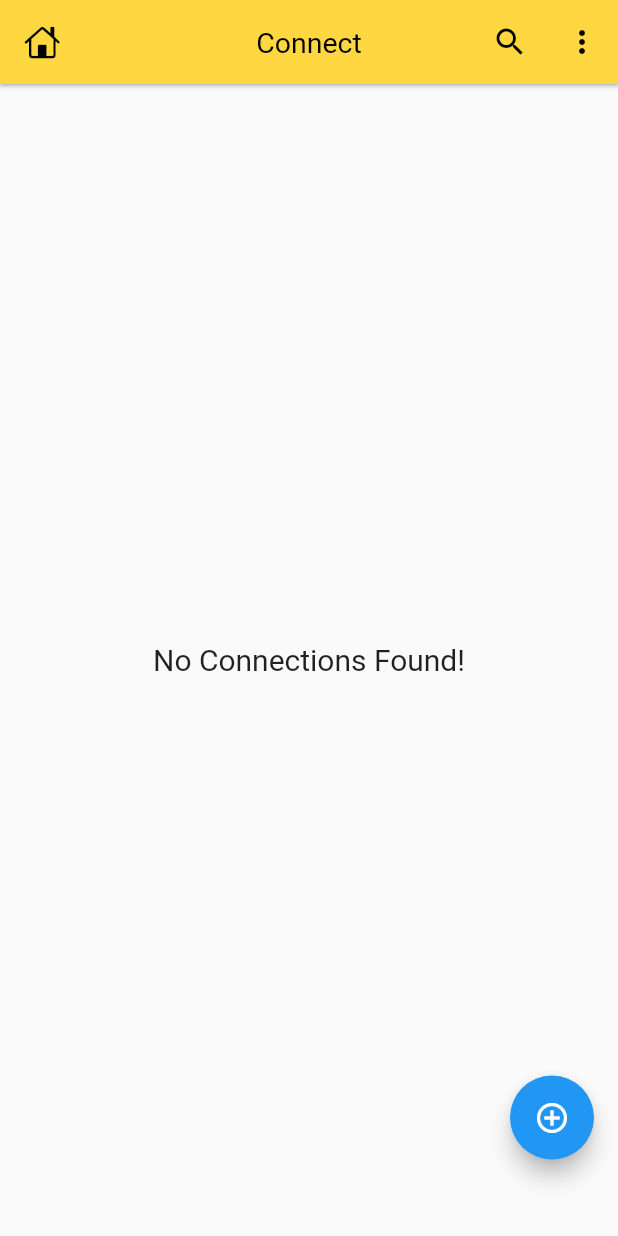
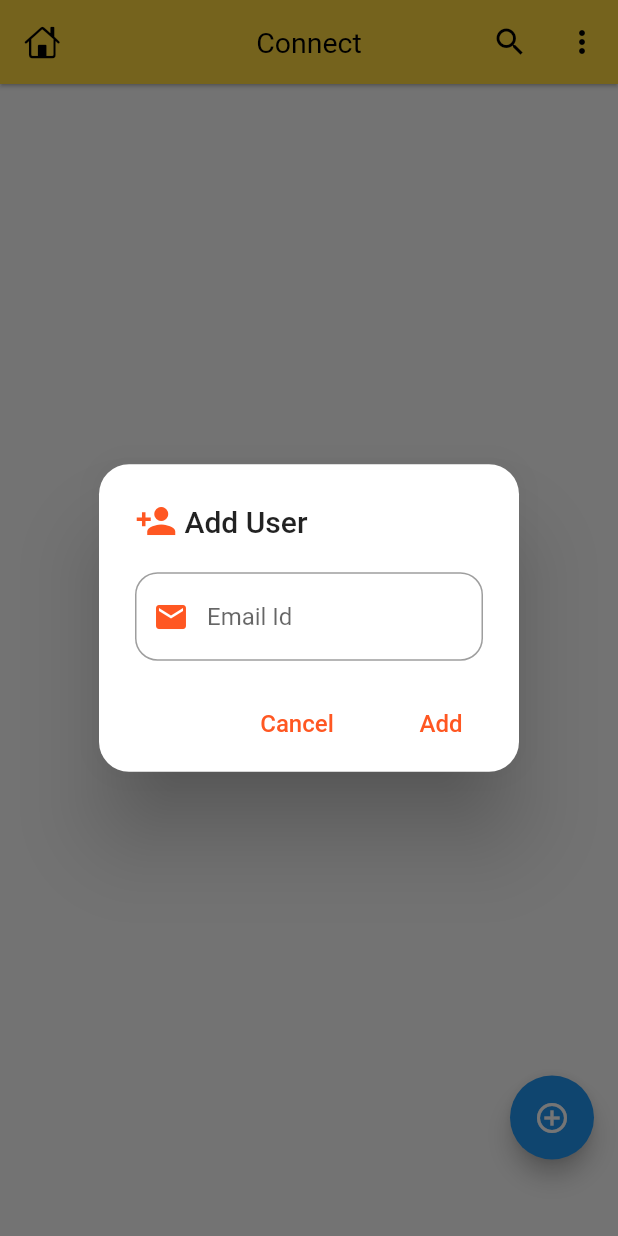
Before and after one commit to hacker20028/Connect, a Flutter app: the HomeScreen screen opened directly, after a tap on the "add circle outline" icon, on a phone screen of 412 x 824 dp. Run offline on Flutter 3.47's test engine with Material 2 defaults, Android fonts, the light colour scheme and no system bars; our stand-ins replace cached_network_image, cloud_firestore, emoji_picker_flutter, firebase_auth, firebase_core, firebase_messaging and 3 more; missing offline and left inert: flutter_notification_channel; accounts and stored records are empty; network calls fail.

Commit message:
Fixed show only Selected Contacts feature

```diff
--- a/lib/api/apis.dart
+++ b/lib/api/apis.dart
@@ -151,10 +151,38 @@ class APIs{
     return await firestore.collection('users').doc(user.uid).set(chatUser.toJson());
   }
 
+  // For getting ID of known users from Firestore Database
+  static Stream<QuerySnapshot<Map<String, dynamic>>> getMyUserId() {
+    return APIs.firestore
+        .collection('users')
+        .doc(user.uid)
+        .collection('my_users')
+        .snapshots();
+  }
+
   // For getting all Users from Firestore Database
-  static Stream<QuerySnapshot<Map<String, dynamic>>> getAllUsers(){
-    return APIs.firestore.collection('users').where('id', isNotEqualTo: user.uid).snapshots();
+  static Stream<QuerySnapshot<Map<String, dynamic>>> getAllUsers(List<String> userIds){
+    log('\nUserIds: $userIds');
+    return APIs.firestore
+        .collection('users')
+        .where('id',
+        whereIn: userIds.isEmpty
+            ? ['']
+            : userIds) //because empty list throws an error
+        // .where('id', whereIn: userIds)
+        //.where('id', isNotEqualTo: user.uid)
+        .snapshots();
 }
+
+  // for adding an user to my user when first message is send
+  static Future<void> sendFirstMessage(ChatUser chatUser, String msg, Type type) async {
+    await firestore
+        .collection('users')
+        .doc(chatUser.id)
+        .collection('my_users')
+        .doc(user.uid)
+        .set({}).then((value) => sendMessage(chatUser, msg, type));
+  }
 
   // For Updating User Info
   static Future<void> updateUserInfo()async{
--- a/lib/screens/chat_screen.dart
+++ b/lib/screens/chat_screen.dart
@@ -314,7 +314,13 @@ Widget _chatInput(){
           //Send Messdage Button
           MaterialButton(onPressed: (){
             if(_textController.text.isNotEmpty){
-              APIs.sendMessage(widget.user, _textController.text, Type.text);
+              if(_list.isEmpty){
+                // On first Message add user to my_user collection of chat
+                APIs.sendFirstMessage(widget.user, _textController.text, Type.text);
+              }else {
+                // Simply send message
+                APIs.sendMessage(widget.user, _textController.text, Type.text);
+              }
               _textController.text = '';
             }
           },
--- a/lib/screens/home_screen.dart
+++ b/lib/screens/home_screen.dart
@@ -110,52 +110,72 @@ class _HomeScreenState extends State<HomeScreen> {
           //Floating Button Icon to add new user
           floatingActionButton: Padding(
             padding: const EdgeInsets.only(bottom: 35),
-            child: FloatingActionButton(onPressed: () async {
-              //_addChatUserDialog();
+            child: FloatingActionButton(onPressed: () {
+              _addChatUserDialog();
             },
               child: const Icon(Icons.add_circle_outline),
             ),
           ),
 
           body: StreamBuilder(
-            stream: APIs.getAllUsers(),
+            stream: APIs.getMyUserId(),
+
+            //get id of only known users
             builder: (context, snapshot) {
-
-              switch (snapshot.connectionState){
-                // If Data is Loading
+              switch (snapshot.connectionState) {
+              //if data is loading
                 case ConnectionState.waiting:
                 case ConnectionState.none:
-                  return const Center(child: CircularProgressIndicator(),);
+                  return const Center(child: CircularProgressIndicator());
 
-                  // If some or all Data is loaded then show it
+              //if some or all data is loaded then show it
                 case ConnectionState.active:
                 case ConnectionState.done:
+                   return StreamBuilder(
+                    stream: APIs.getAllUsers(
+                        snapshot.data?.docs.map((e) => e.id).toList() ?? []),
 
+                    //get only those user, who's ids are provided
+                    builder: (context, snapshot) {
+                      switch (snapshot.connectionState) {
+                      //if data is loading
+                        case ConnectionState.waiting:
+                        case ConnectionState.none:
+                        // return const Center(
+                        //     child: CircularProgressIndicator());
 
+                        //if some or all data is loaded then show it
+                        case ConnectionState.active:
+                        case ConnectionState.done:
                           final data = snapshot.data?.docs;
-                  _list = data?.map((e) => ChatUser.fromJson(e.data())).toList() ?? [];
+                          _list = data
+                              ?.map((e) => ChatUser.fromJson(e.data()))
+                              .toList() ??
+                              [];
 
-                if (_list.isNotEmpty){
+                          if (_list.isNotEmpty) {
                             return ListView.builder(
-                      itemCount: _isSearching ? _searchList.length : _list.length,
+                                itemCount: _isSearching
+                                    ? _searchList.length
+                                    : _list.length,
                                 padding: EdgeInsets.only(top: mq.height * .01),
                                 physics: const BouncingScrollPhysics(),
-                      itemBuilder: (context, index){
+                                itemBuilder: (context, index) {
                                   return ChatUserCard(
-                          user: _isSearching ? _searchList[index] : _list[index],);
-                        // return Text('Name: ${list[index]}');
+                                      user: _isSearching
+                                          ? _searchList[index]
+                                          : _list[index]);
                                 });
-                }else{
+                          } else {
                             return const Center(
                               child: Text('No Connections Found!',
-                    style: TextStyle(
-              fontSize: 20,
-              ),),
+                                  style: TextStyle(fontSize: 20)),
                             );
                           }
                       }
-
-
+                    },
+                  );
+              }
             },
           ),
         ),
@@ -184,7 +204,7 @@ class _HomeScreenState extends State<HomeScreen> {
                 color: Colors.deepOrange,
                 size: 28,
               ),
-              Text('  Add User')
+              Text(' Add User')
             ],
           ),
 
```
Lines whose indentation alone changed are shown as unchanged.
